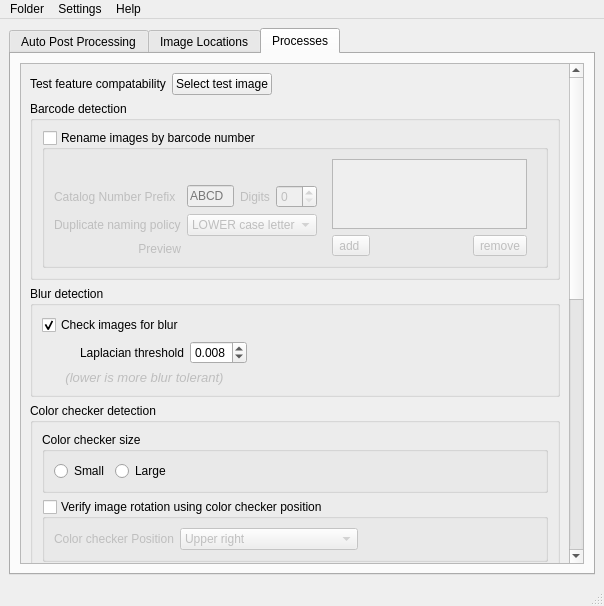
CapPow/HerbASAP, file ui/postProcessingUI.ui: the form before one commit.
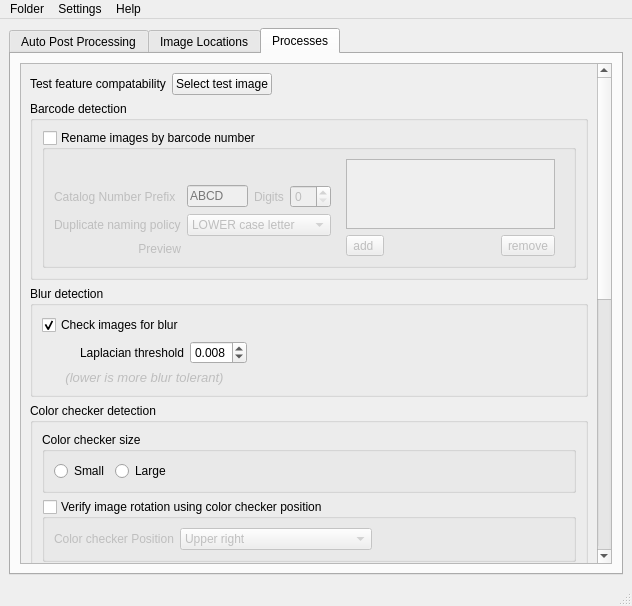
The form after the commit. The open tabs and pages were chosen to show the change.

Commit message: polished test feature button

Diff of the .ui file:
```diff
--- a/ui/postProcessingUI.ui
+++ b/ui/postProcessingUI.ui
@@ -6,7 +6,7 @@
    <rect>
     <x>0</x>
     <y>0</y>
-    <width>604</width>
+    <width>632</width>
     <height>606</height>
    </rect>
   </property>
@@ -615,7 +615,7 @@
               <rect>
                <x>0</x>
                <y>0</y>
-               <width>547</width>
+               <width>573</width>
                <height>1065</height>
               </rect>
              </property>
@@ -1423,7 +1423,7 @@
     <rect>
      <x>0</x>
      <y>0</y>
-     <width>604</width>
+     <width>632</width>
      <height>22</height>
     </rect>
    </property>
```
Left out of the diff: 2 changed lines with no effect on the pictures. The commit also changes 2 other files.
